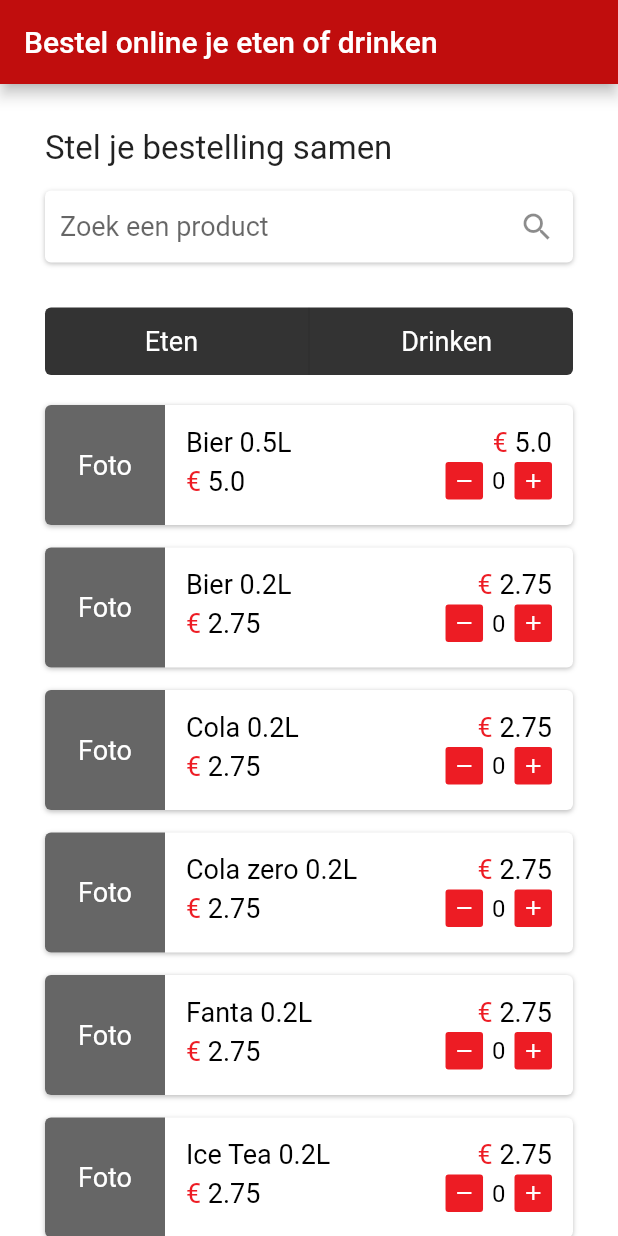
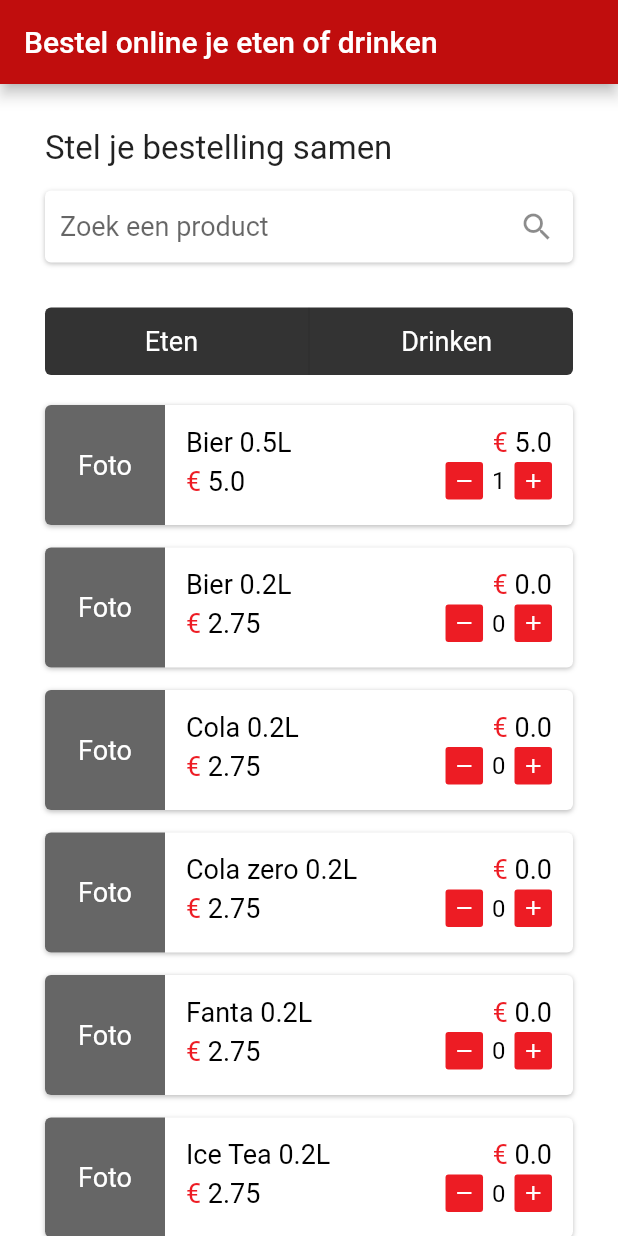
Before and after one commit to Semester6-PSV/catering-flutter-frontend, a Flutter app: the screen it shows after launch, after a tap on "Drinken", after a tap on the "add" icon, on a phone screen of 412 x 824 dp. Run offline on Flutter 3.47's test engine with Material 2 defaults, Android fonts, the light colour scheme and no system bars; Roboto replaces fonts that are missing (Klavika-Light, Klavika-Medium).

Commit message:
Add state management for product items removing and adding

```diff
--- a/lib/models/cateringProduct.dart
+++ b/lib/models/cateringProduct.dart
@@ -9,27 +9,29 @@ class CateringProduct {
   final double price;
   final String image;
   final CateringProductType productType;
+  int amount;
 
   CateringProduct({
     required this.id,
     required this.title,
     required this.price,
     required this.image,
-    required this.productType
+    required this.productType,
+    required this.amount
   });
 }
 
 List<CateringProduct> dummyCateringProducts = [
-  CateringProduct(id: 6, title: 'Broodje kroket', price: 2.5, image: '', productType: CateringProductType.food),
-  CateringProduct(id: 8, title: 'Broodje frikandel', price: 2.5, image: '', productType: CateringProductType.food),
-  CateringProduct(id: 10, title: 'Kaassoufle ', price: 1.5, image: '', productType: CateringProductType.food),
-  CateringProduct(id: 7, title: 'Friet mayonaise', price: 2, image: '', productType: CateringProductType.food),
-  CateringProduct(id: 9, title: 'Friet met curry', price: 2, image: '', productType: CateringProductType.food),
+  CateringProduct(id: 6, title: 'Broodje kroket', price: 2.5, image: '', productType: CateringProductType.food, amount: 0),
+  CateringProduct(id: 8, title: 'Broodje frikandel', price: 2.5, image: '', productType: CateringProductType.food, amount: 0),
+  CateringProduct(id: 10, title: 'Kaassoufle ', price: 1.5, image: '', productType: CateringProductType.food, amount: 0),
+  CateringProduct(id: 7, title: 'Friet mayonaise', price: 2, image: '', productType: CateringProductType.food, amount: 0),
+  CateringProduct(id: 9, title: 'Friet met curry', price: 2, image: '', productType: CateringProductType.food, amount: 0),
 
-  CateringProduct(id: 0, title: 'Bier 0.5L', price: 5, image: '', productType: CateringProductType.drinks),
-  CateringProduct(id: 1, title: 'Bier 0.2L', price: 2.75, image: '', productType: CateringProductType.drinks),
-  CateringProduct(id: 2, title: 'Cola 0.2L', price: 2.75, image: '', productType: CateringProductType.drinks),
-  CateringProduct(id: 3, title: 'Cola zero 0.2L', price: 2.75, image: '', productType: CateringProductType.drinks),
-  CateringProduct(id: 4, title: 'Fanta 0.2L', price: 2.75, image: '', productType: CateringProductType.drinks),
-  CateringProduct(id: 5, title: 'Ice Tea 0.2L', price: 2.75, image: '', productType: CateringProductType.drinks),
+  CateringProduct(id: 0, title: 'Bier 0.5L', price: 5, image: '', productType: CateringProductType.drinks, amount: 0),
+  CateringProduct(id: 1, title: 'Bier 0.2L', price: 2.75, image: '', productType: CateringProductType.drinks, amount: 0),
+  CateringProduct(id: 2, title: 'Cola 0.2L', price: 2.75, image: '', productType: CateringProductType.drinks, amount: 0),
+  CateringProduct(id: 3, title: 'Cola zero 0.2L', price: 2.75, image: '', productType: CateringProductType.drinks, amount: 0),
+  CateringProduct(id: 4, title: 'Fanta 0.2L', price: 2.75, image: '', productType: CateringProductType.drinks, amount: 0),
+  CateringProduct(id: 5, title: 'Ice Tea 0.2L', price: 2.75, image: '', productType: CateringProductType.drinks, amount: 0),
 ];
--- a/lib/pages/orderPage/components/cateringProductListView.dart
+++ b/lib/pages/orderPage/components/cateringProductListView.dart
@@ -103,7 +103,7 @@ Widget cateringProductListView(
                                       fontSize: 18,
                                       color: COLOR_RED,
                                     )),
-                                Text(productPriceToString(product.price),
+                                Text((product.price * product.amount).toString(),
                                     style: const TextStyle(
                                       fontFamily: 'Klavika-Medium',
                                       fontSize: 18,
@@ -136,11 +136,11 @@ Widget cateringProductListView(
                               children: [
                                 productRemoveAddButton(product.id,
                                     Icons.remove_outlined, onItemRemove),
-                                const Padding(
+                                Padding(
                                     padding:
-                                        EdgeInsets.symmetric(horizontal: 6),
-                                    child: Text('0',
-                                        style: TextStyle(
+                                        const EdgeInsets.symmetric(horizontal: 6),
+                                    child: Text(product.amount.toString(),
+                                        style: const TextStyle(
                                           fontFamily: 'Klavika-Medium',
                                           fontSize: 16,
                                           color: COLOR_BLACK,
--- a/lib/pages/orderPage/index.dart
+++ b/lib/pages/orderPage/index.dart
@@ -23,21 +23,37 @@ class OrderPageState extends State<OrderPage> {
 
   void switchProductsTypeSelector() {
     setState(() {
-      if(activeProductSelector == 0){
+      if (activeProductSelector == 0) {
         activeProductSelector = 1;
         selectedProductsType = CateringProductType.drinks;
-      }
-      else{
+      } else {
         activeProductSelector = 0;
         selectedProductsType = CateringProductType.food;
-
       }
     });
   }
 
-  void onProductItemRemove(int productId) {print('remove product item');}
+  void onProductItemRemove(int productId) {
+    for (var product in cateringProducts) {
+      if (product.id == productId) {
+        if (product.amount != 0) {
+          setState(() {
+            product.amount -= 1;
+          });
+        }
+      }
+    }
+  }
 
-  void onProductItemAdd(int productId) {print('add product item');}
+  void onProductItemAdd(int productId) {
+    for (var product in cateringProducts) {
+      if (product.id == productId) {
+        setState(() {
+          product.amount += 1;
+        });
+      }
+    }
+  }
 
   Widget productSelector(String title, int index) {
     String fontFamily = 'Klavika-Light';
@@ -107,7 +123,11 @@ class OrderPageState extends State<OrderPage> {
                               Expanded(child: productSelector('Drinken', 1)),
                             ], mainAxisAlignment: MainAxisAlignment.center)),
                         const SizedBox(height: 20),
-                        cateringProductListView(cateringProducts, selectedProductsType, onProductItemRemove, onProductItemAdd)
+                        cateringProductListView(
+                            cateringProducts,
+                            selectedProductsType,
+                            onProductItemRemove,
+                            onProductItemAdd)
                       ])),
             )));
   }
```
